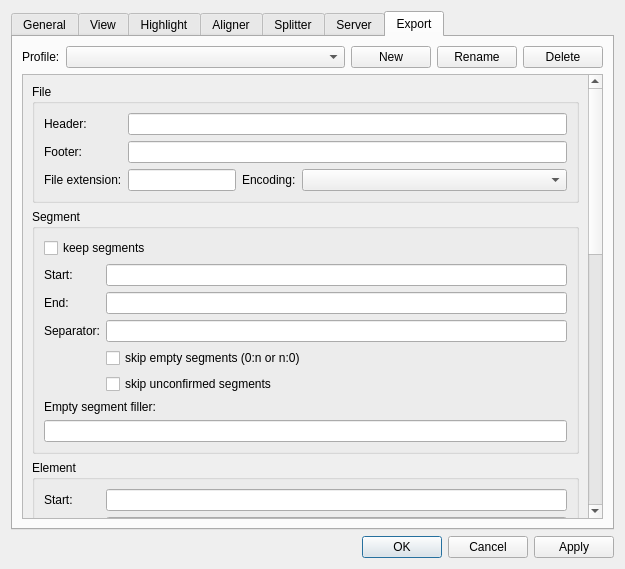
Above: src/SettingsDialog.ui from czcorpus/InterText_editor before the change. Below: the same form after it.
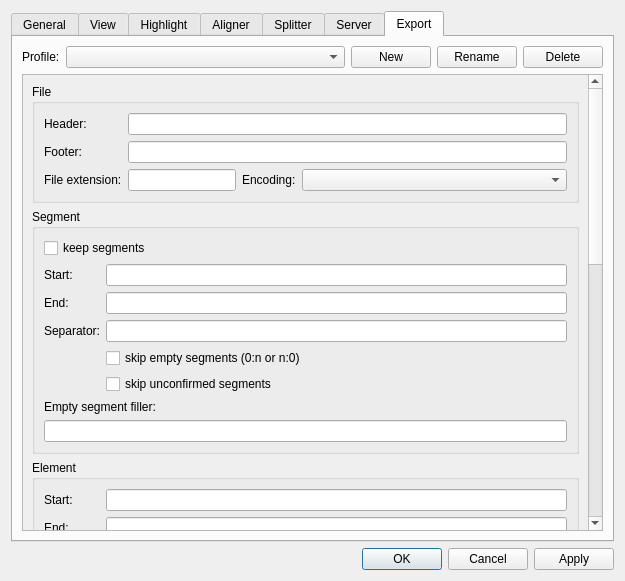
That is the form after the change. The open tabs and pages were chosen to show the change. Icons and pictures are not drawn.

Commit message: Cosmetic fix in settings dialog.

```diff
--- a/src/SettingsDialog.ui
+++ b/src/SettingsDialog.ui
@@ -7,7 +7,7 @@
     <x>0</x>
     <y>0</y>
     <width>625</width>
-    <height>569</height>
+    <height>581</height>
    </rect>
   </property>
   <property name="windowTitle">
@@ -1235,8 +1235,8 @@
            <rect>
             <x>0</x>
             <y>0</y>
-            <width>569</width>
-            <height>1232</height>
+            <width>553</width>
+            <height>1156</height>
            </rect>
           </property>
           <layout class="QVBoxLayout" name="verticalLayout_4">
```
Left out of the diff: 22 changed lines with no effect on the pictures.
